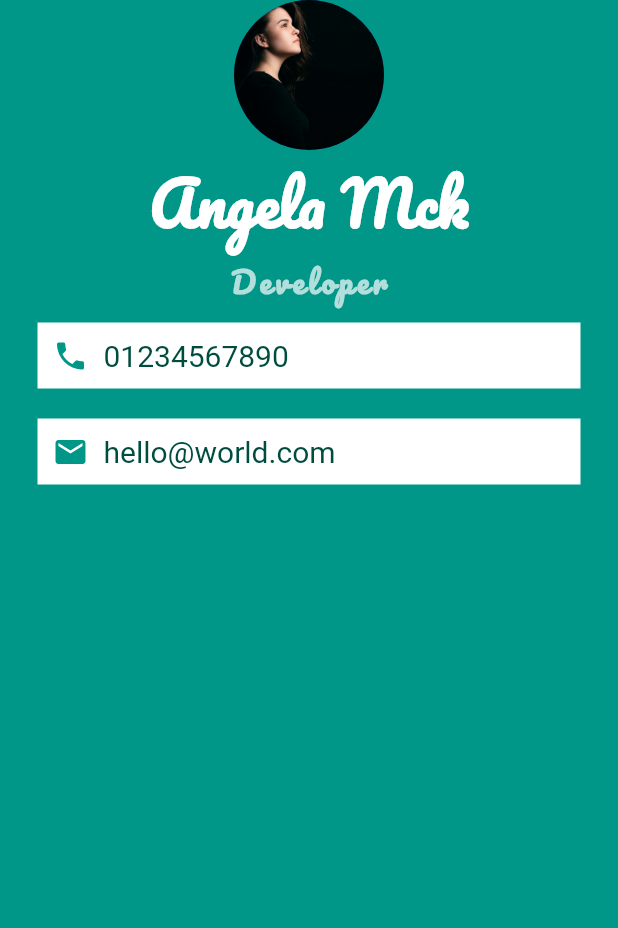
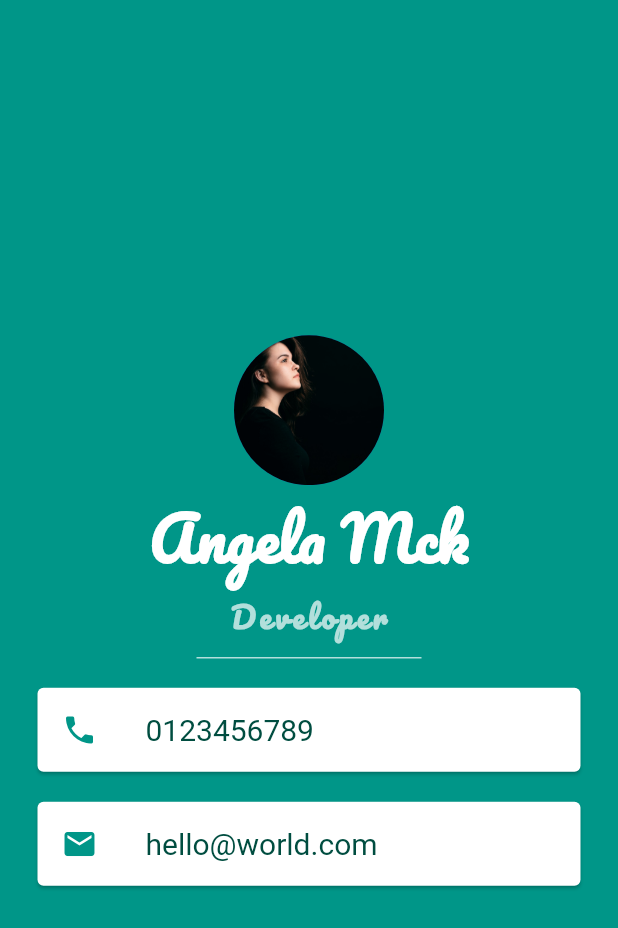
Before and after one commit to juanpablohdzm/FlutterDevelopment, a Flutter app: the screen it shows after launch, on a phone screen of 412 x 824 dp. Shown: the top 928 px of the screen. Run offline on Flutter 3.47's test engine with Material 2 defaults, Android fonts, the phone set to English and light mode, and no system bars; Roboto replaces fonts that are missing (Source Sans Pro).

Commit message:
Use card widget and list tile

```diff
--- a/BusinessCardApp/lib/main.dart
+++ b/BusinessCardApp/lib/main.dart
@@ -1,3 +1,4 @@
+import 'package:flutter/cupertino.dart';
 import 'package:flutter/material.dart';
 
 void main() {
@@ -12,6 +13,7 @@ class MyApp extends StatelessWidget {
         backgroundColor: Colors.teal,
         body: SafeArea(
           child: Column(
+            mainAxisAlignment: MainAxisAlignment.center,
             children: [
               CircleAvatar(
                 radius: 50.0,
@@ -32,46 +34,37 @@ class MyApp extends StatelessWidget {
                       fontWeight: FontWeight.bold,
                       fontFamily: 'Pacifico',
                       letterSpacing: 2.5)),
-              Container(
-                color: Colors.white,
+              SizedBox(
+                height: 20.0,
+                width: 150.0,
+                child: Divider(thickness: 1.0, color: Colors.teal.shade100),
+              ),
+              Card(
                 margin: EdgeInsets.symmetric(vertical: 10.0, horizontal: 25.0),
-                padding: EdgeInsets.all(10.0),
-                child: Row(
-                  children: [
-                    Icon(
+                child: ListTile(
+                  leading: Icon(
                     Icons.phone,
                     color: Colors.teal,
                   ),
-                    SizedBox(
-                      width: 10.0,
-                    ),
-                    Text("01234567890",
+                  title: Text("0123456789",
                       style: TextStyle(
                           color: Colors.teal.shade900,
                           fontFamily: 'Source Sans Pro',
                           fontSize: 20.0)),
-                  ],
                 ),
               ),
-              Container(
-                color: Colors.white,
+              Card(
                 margin: EdgeInsets.symmetric(vertical: 10.0, horizontal: 25.0),
-                padding: EdgeInsets.all(10.0),
-                child: Row(
-                  children: [
-                    Icon(
+                child: ListTile(
+                  leading: Icon(
                     Icons.email,
                     color: Colors.teal,
                   ),
-                    SizedBox(
-                      width: 10.0,
-                    ),
-                    Text("hello@world.com",
+                  title: Text("hello@world.com",
                       style: TextStyle(
                           color: Colors.teal.shade900,
                           fontFamily: 'Source Sans Pro',
                           fontSize: 20.0)),
-                  ],
                 ),
               ),
             ],
```
Lines whose indentation alone changed are shown as unchanged.
